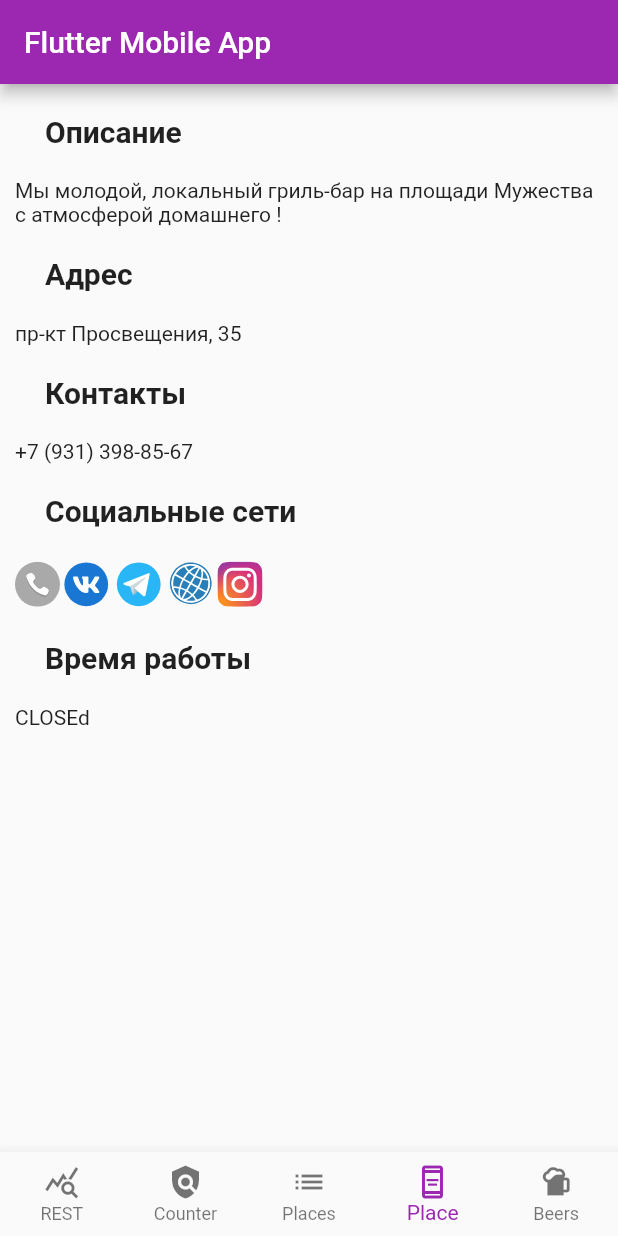
After one commit to beerMapSPB/beer_app, a Flutter app: the screen it shows after launch, item 4 of the bottom bar chosen, on a phone screen of 412 x 824 dp. The commit adds this screen. Run offline on Flutter 3.47's test engine with Material 2 defaults, Android fonts, the phone set to English and light mode, and no system bars; our stand-ins replace flutter_svg.

Commit message:
Add palce view widget
Refs #20

```diff
--- a/lib/main.dart
+++ b/lib/main.dart
@@ -3,6 +3,8 @@ import 'package:mobile_app/pages/beers_page_widgets.dart/beers_page.dart';
 import 'package:mobile_app/pages/counter_page.dart';
 import 'package:mobile_app/pages/places_page_widgets/places_page.dart';
 import 'package:mobile_app/pages/rest_page.dart';
+
+import 'pages/place_page_widgets/place_page_widget.dart';
 
 void main() {
   runApp(MyApp());
@@ -37,6 +39,7 @@ class _MyHomePageState extends State<MyHomePage> {
     RestPageWidget(Colors.pinkAccent),
     CounterPageWidget(Colors.tealAccent),
     PlacesPageWidget(Colors.blue),
+    PlacePageWidget(placeId: 0),
     BeersPageWidget(Colors.brown)
   ];
 
@@ -59,6 +62,8 @@ class _MyHomePageState extends State<MyHomePage> {
               BottomNavigationBarItem(
                   icon: new Icon(Icons.list), label: "Places"),
               BottomNavigationBarItem(
+                  icon: new Icon(Icons.aod_outlined), label: "Place"),
+              BottomNavigationBarItem(
                   icon: new Icon(Icons.sports_bar), label: "Beers")
             ]));
   }
--- /dev/null
+++ b/lib/pages/place_page_widgets/adress.dart
@@ -0,0 +1,12 @@
+import 'package:flutter/material.dart';
+
+class AdressWidget extends StatelessWidget {
+  final String adress;
+
+  const AdressWidget({Key? key, required this.adress}) : super(key: key);
+
+  @override
+  Widget build(BuildContext context) {
+    return Text(adress);
+  }
+}
--- /dev/null
+++ b/lib/pages/place_page_widgets/communication.dart
@@ -0,0 +1,12 @@
+import 'package:flutter/material.dart';
+
+class CommunicationWidget extends StatelessWidget {
+  final String phone;
+
+  const CommunicationWidget({Key? key, required this.phone}) : super(key: key);
+
+  @override
+  Widget build(BuildContext context) {
+    return Text(phone);
+  }
+}
--- /dev/null
+++ b/lib/pages/place_page_widgets/description.dart
@@ -0,0 +1,13 @@
+import 'package:flutter/material.dart';
+
+class DescriptionWidget extends StatelessWidget {
+  final String description;
+
+  const DescriptionWidget({Key? key, required this.description})
+      : super(key: key);
+
+  @override
+  Widget build(BuildContext context) {
+    return Text(description);
+  }
+}
--- /dev/null
+++ b/lib/pages/place_page_widgets/hours.dart
@@ -0,0 +1,8 @@
+import 'package:flutter/material.dart';
+
+class HoursWidget extends StatelessWidget {
+  @override
+  Widget build(BuildContext context) {
+    return Text('CLOSEd');
+  }
+}
--- /dev/null
+++ b/lib/pages/place_page_widgets/main_header.dart
@@ -0,0 +1,24 @@
+import 'package:flutter/material.dart';
+
+class HeaderWidget extends StatelessWidget {
+  final String text;
+
+  const HeaderWidget({Key? key, required this.text}) : super(key: key);
+
+  @override
+  Widget build(BuildContext context) {
+    return Padding(
+      padding: const EdgeInsets.only(top: 20, bottom: 20, left: 20),
+      child: Column(
+        crossAxisAlignment: CrossAxisAlignment.start,
+        children: [
+          Text(text,
+              style: TextStyle(
+                fontSize: 20,
+                fontWeight: FontWeight.w700,
+              )),
+        ],
+      ),
+    );
+  }
+}
--- /dev/null
+++ b/lib/pages/place_page_widgets/place_page_widget.dart
@@ -0,0 +1,44 @@
+import 'package:flutter/cupertino.dart';
+
+import 'package:flutter/material.dart';
+import 'package:mobile_app/entity/places.dart';
+import 'package:mobile_app/pages/places_page_widgets/externals_app_widget.dart';
+
+import 'adress.dart';
+import 'communication.dart';
+import 'description.dart';
+import 'hours.dart';
+import 'main_header.dart';
+
+class PlacePageWidget extends StatelessWidget {
+  final int placeId;
+
+  const PlacePageWidget({Key? key, required this.placeId}) : super(key: key);
+
+  @override
+  Widget build(BuildContext context) {
+    return Padding(
+      padding: const EdgeInsets.symmetric(horizontal: 10.0),
+      child: ListView(
+        children: [
+          HeaderWidget(text: 'Описание'),
+          DescriptionWidget(description: placesForTestes[placeId].description),
+          HeaderWidget(text: 'Адрес'),
+          AdressWidget(adress: placesForTestes[placeId].adress),
+          HeaderWidget(text: 'Контакты'),
+          CommunicationWidget(
+              phone: placesForTestes[placeId].externalLinks.phone!),
+          HeaderWidget(text: 'Социальные сети'),
+          ExternalAppsWidget(
+            instagram: placesForTestes[placeId].externalLinks.instagram,
+            vk: placesForTestes[placeId].externalLinks.vk,
+            web: placesForTestes[placeId].externalLinks.web,
+            telegram: placesForTestes[placeId].externalLinks.telegram,
+          ),
+          HeaderWidget(text: 'Время работы'),
+          HoursWidget()
+        ],
+      ),
+    );
+  }
+}
```
